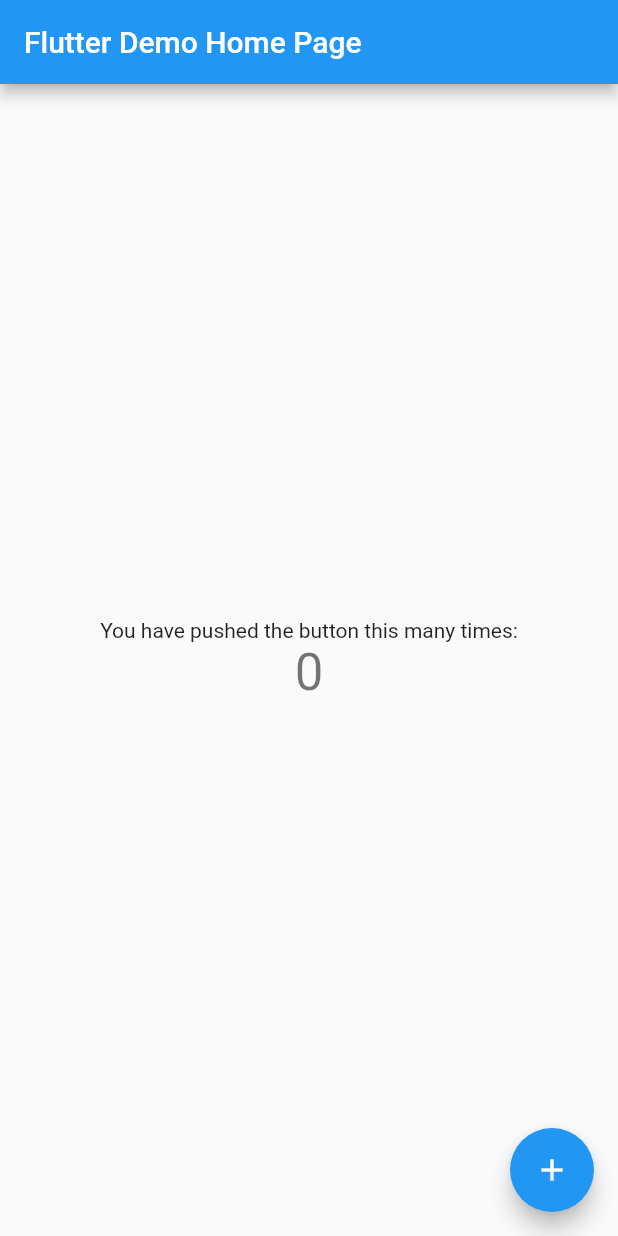
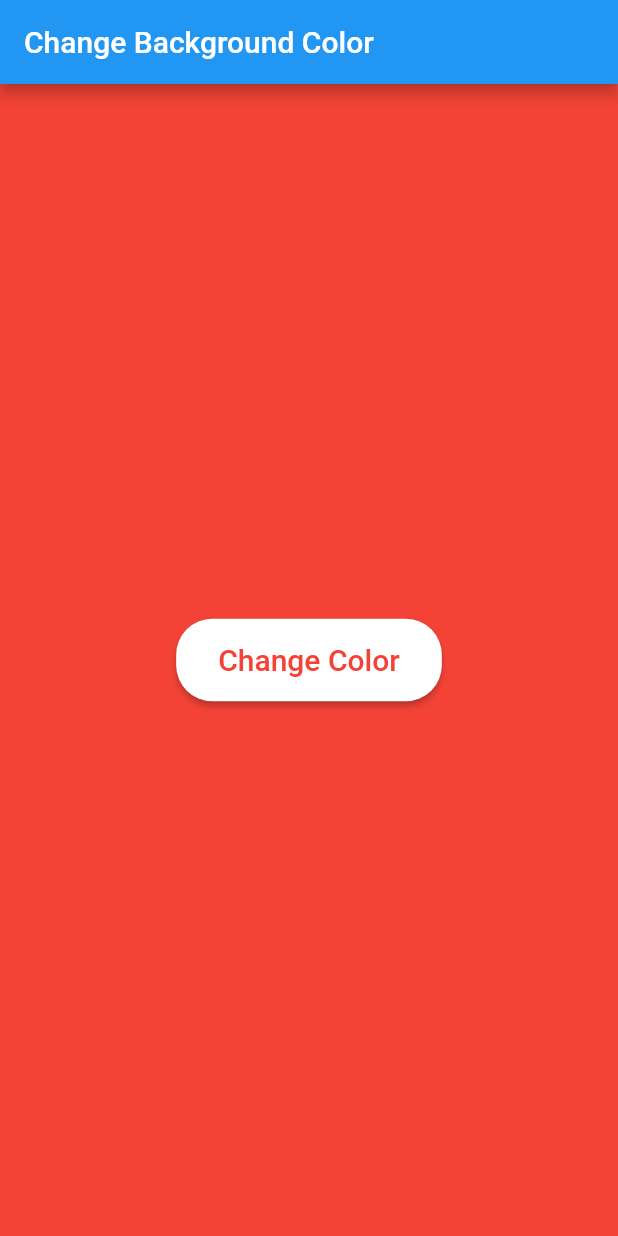
Before and after one commit to Kurogoma939/change_backgroud_color, a Flutter app: the screen it shows after launch, on a phone screen of 412 x 824 dp. Run offline on Flutter 3.47's test engine with Material 2 defaults, Android fonts, the phone set to English and light mode, and no system bars; our stand-ins replace freezed_annotation, hooks_riverpod.

Commit message:
color切り替えアプリ

```diff
--- /dev/null
+++ b/lib/color_list.dart
@@ -0,0 +1,7 @@
+import 'package:change_background_color/domain/color_theme_state.dart';
+
+const colorList = [
+  ColorTheme.red,
+  ColorTheme.blue,
+  ColorTheme.green,
+];
--- /dev/null
+++ b/lib/domain/color_theme_notifier.dart
@@ -0,0 +1,36 @@
+import 'package:change_background_color/domain/color_theme_state.dart';
+import 'package:flutter/material.dart';
+import 'package:hooks_riverpod/hooks_riverpod.dart';
+
+final colorThemeNotifierProvider =
+    StateNotifierProvider.autoDispose<ColorThemeNotifier, ColorThemeState>(
+        (ref) {
+  return ColorThemeNotifier();
+});
+
+class ColorThemeNotifier extends StateNotifier<ColorThemeState> {
+  ColorThemeNotifier() : super(const ColorThemeState());
+
+  /// 背景色を変える
+  ///
+  /// [colorTheme] に指定した色に変更する
+  void changeIndex(int index) {
+    // indexが3の時は0に戻す
+    if (index == 3) {
+      index = 0;
+    }
+    state = state.copyWith(selectedIndex: index);
+  }
+
+  /// ColorThemeに応じた色を返却する
+  Color selectedColor(ColorTheme colorTheme) {
+    switch (colorTheme) {
+      case ColorTheme.red:
+        return Colors.red;
+      case ColorTheme.blue:
+        return Colors.blue;
+      case ColorTheme.green:
+        return Colors.green;
+    }
+  }
+}
--- a/lib/main.dart
+++ b/lib/main.dart
@@ -1,115 +1,72 @@
+import 'package:change_background_color/color_list.dart';
+import 'package:change_background_color/domain/color_theme_notifier.dart';
 import 'package:flutter/material.dart';
+import 'package:hooks_riverpod/hooks_riverpod.dart';
 
 void main() {
-  runApp(const MyApp());
+  runApp(
+    const ProviderScope(child: MyApp()),
+  );
 }
 
 class MyApp extends StatelessWidget {
   const MyApp({Key? key}) : super(key: key);
 
-  // This widget is the root of your application.
   @override
   Widget build(BuildContext context) {
     return MaterialApp(
-      title: 'Flutter Demo',
+      title: 'Change Background Color',
       theme: ThemeData(
-        // This is the theme of your application.
-        //
-        // Try running your application with "flutter run". You'll see the
-        // application has a blue toolbar. Then, without quitting the app, try
-        // changing the primarySwatch below to Colors.green and then invoke
-        // "hot reload" (press "r" in the console where you ran "flutter run",
-        // or simply save your changes to "hot reload" in a Flutter IDE).
-        // Notice that the counter didn't reset back to zero; the application
-        // is not restarted.
         primarySwatch: Colors.blue,
       ),
-      home: const MyHomePage(title: 'Flutter Demo Home Page'),
+      home: const MyHomePage(),
     );
   }
 }
 
-class MyHomePage extends StatefulWidget {
-  const MyHomePage({Key? key, required this.title}) : super(key: key);
+class MyHomePage extends HookConsumerWidget {
+  const MyHomePage({Key? key}) : super(key: key);
+  @override
+  Widget build(BuildContext context, WidgetRef ref) {
+    final state = ref.watch(colorThemeNotifierProvider);
+    final notifier = ref.watch(colorThemeNotifierProvider.notifier);
 
-  // This widget is the home page of your application. It is stateful, meaning
-  // that it has a State object (defined below) that contains fields that affect
-  // how it looks.
-
-  // This class is the configuration for the state. It holds the values (in this
-  // case the title) provided by the parent (in this case the App widget) and
-  // used by the build method of the State. Fields in a Widget subclass are
-  // always marked "final".
-
-  final String title;
-
-  @override
-  State<MyHomePage> createState() => _MyHomePageState();
-}
-
-class _MyHomePageState extends State<MyHomePage> {
-  int _counter = 0;
-
-  void _incrementCounter() {
-    setState(() {
-      // This call to setState tells the Flutter framework that something has
-      // changed in this State, which causes it to rerun the build method below
-      // so that the display can reflect the updated values. If we changed
-      // _counter without calling setState(), then the build method would not be
-      // called again, and so nothing would appear to happen.
-      _counter++;
-    });
-  }
-
-  @override
-  Widget build(BuildContext context) {
-    // This method is rerun every time setState is called, for instance as done
-    // by the _incrementCounter method above.
-    //
-    // The Flutter framework has been optimized to make rerunning build methods
-    // fast, so that you can just rebuild anything that needs updating rather
-    // than having to individually change instances of widgets.
     return Scaffold(
+      // [colorList] から背景色を取得する
+      backgroundColor: notifier.selectedColor(colorList[state.selectedIndex]),
       appBar: AppBar(
-        // Here we take the value from the MyHomePage object that was created by
-        // the App.build method, and use it to set our appbar title.
-        title: Text(widget.title),
+        title: const Text('Change Background Color'),
       ),
-      body: Center(
-        // Center is a layout widget. It takes a single child and positions it
-        // in the middle of the parent.
-        child: Column(
-          // Column is also a layout widget. It takes a list of children and
-          // arranges them vertically. By default, it sizes itself to fit its
-          // children horizontally, and tries to be as tall as its parent.
-          //
-          // Invoke "debug painting" (press "p" in the console, choose the
-          // "Toggle Debug Paint" action from the Flutter Inspector in Android
-          // Studio, or the "Toggle Debug Paint" command in Visual Studio Code)
-          // to see the wireframe for each widget.
-          //
-          // Column has various properties to control how it sizes itself and
-          // how it positions its children. Here we use mainAxisAlignment to
-          // center the children vertically; the main axis here is the vertical
-          // axis because Columns are vertical (the cross axis would be
-          // horizontal).
-          mainAxisAlignment: MainAxisAlignment.center,
-          children: <Widget>[
-            const Text(
-              'You have pushed the button this many times:',
+      body: SizedBox.expand(
+        child: Center(
+          child: ElevatedButton(
+            onPressed: () {
+              // 背景色を変える
+              notifier.changeIndex(state.selectedIndex + 1);
+            },
+            style: ElevatedButton.styleFrom(
+              primary: Colors.white,
+              onPrimary: Colors.black,
+              shape: RoundedRectangleBorder(
+                borderRadius: BorderRadius.circular(24),
+              ),
             ),
-            Text(
-              '$_counter',
-              style: Theme.of(context).textTheme.headline4,
+            child: Padding(
+              padding: const EdgeInsets.symmetric(
+                horizontal: 12,
+                vertical: 16,
+              ),
+              child: Text(
+                'Change Color',
+                style: TextStyle(
+                  fontSize: 20,
+                  color: notifier.selectedColor(colorList[state.selectedIndex]),
+                ),
+              ),
             ),
-          ],
+          ),
         ),
       ),
-      floatingActionButton: FloatingActionButton(
-        onPressed: _incrementCounter,
-        tooltip: 'Increment',
-        child: const Icon(Icons.add),
-      ), // This trailing comma makes auto-formatting nicer for build methods.
     );
   }
 }
```
Also changed, not shown: lib/domain/color_theme_state.dart (added, +16 -0 lines), pubspec.yaml (+6 -71 lines), lib/domain/color_theme_state.freezed.dart (added), pubspec.lock.
